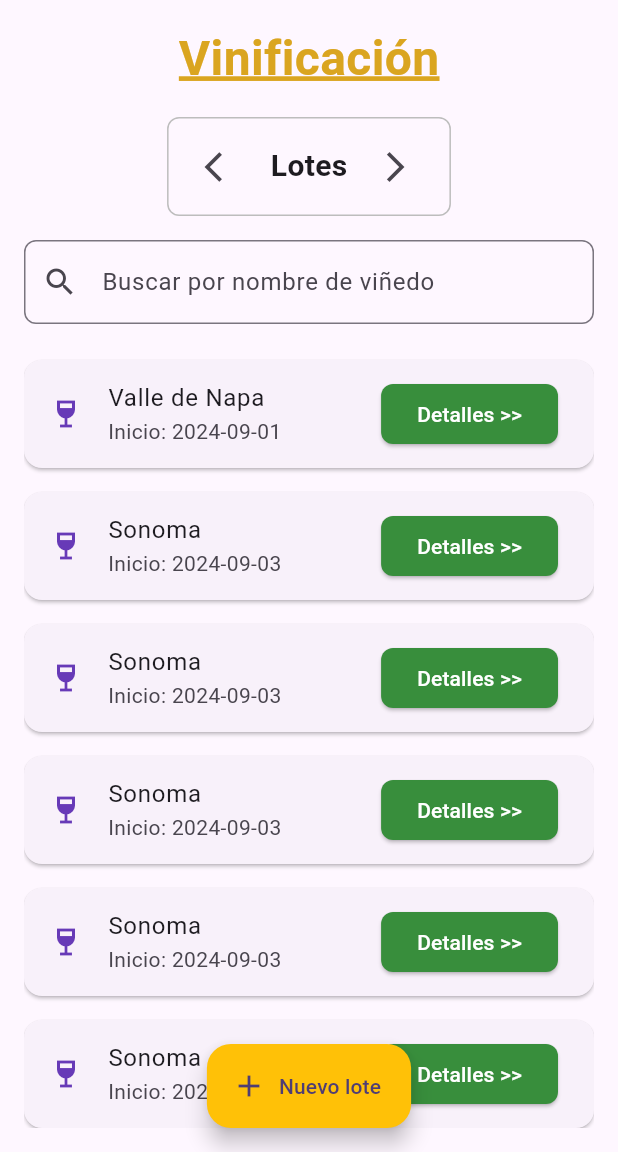
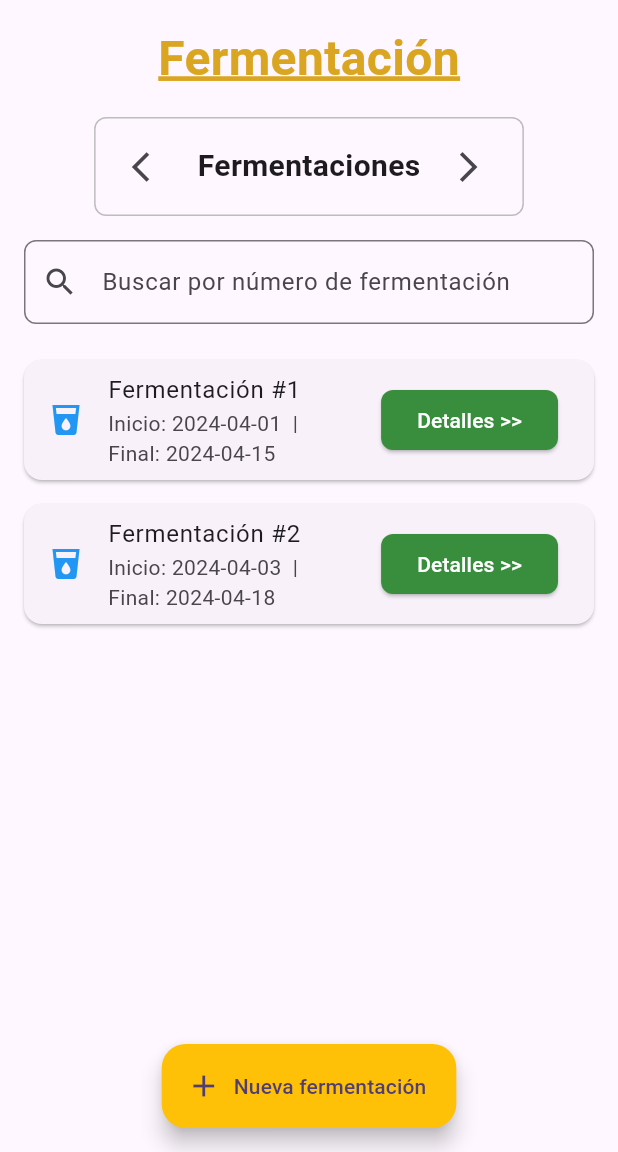
Before and after one commit to EventWine/EventWine-App, a Flutter app: the screen it shows after launch, on a phone screen of 412 x 824 dp, the part 84-1236 px from its top. Run offline on Flutter 3.47's test engine with Material 3 defaults, Android fonts, the phone set to English and light mode, and no system bars; our stand-ins replace shared_preferences.

Commit message:
feat: added fermentation page

```diff
--- /dev/null
+++ b/lib/feature/fermentacion/data/remote/fermentacion_model.dart
@@ -0,0 +1,25 @@
+class Fermentacion {
+  final int id;
+  final int loteId;
+  final String fechaInicio;
+  final String fechaFinal;
+  final double temperaturaMedia;
+  final double densidadInicial;
+  final double phInicial;
+  final double densidadFinal;
+  final double phFinal;
+  final double azucarResidual;
+
+  Fermentacion({
+    required this.id,
+    required this.loteId,
+    required this.fechaInicio,
+    required this.fechaFinal,
+    required this.temperaturaMedia,
+    required this.densidadInicial,
+    required this.phInicial,
+    required this.densidadFinal,
+    required this.phFinal,
+    required this.azucarResidual,
+  });
+}
--- /dev/null
+++ b/lib/feature/fermentacion/data/remote/fermentacion_service.dart
@@ -0,0 +1,33 @@
+import 'fermentacion_model.dart';
+
+class FermentacionService {
+  List<Fermentacion> obtenerFermentaciones() {
+    return [
+      Fermentacion(
+        id: 1,
+        loteId: 101,
+        fechaInicio: '2024-04-01',
+        fechaFinal: '2024-04-15',
+        temperaturaMedia: 22.5,
+        densidadInicial: 1.090,
+        phInicial: 3.4,
+        densidadFinal: 0.995,
+        phFinal: 3.2,
+        azucarResidual: 5.0,
+      ),
+      Fermentacion(
+        id: 2,
+        loteId: 102,
+        fechaInicio: '2024-04-03',
+        fechaFinal: '2024-04-18',
+        temperaturaMedia: 21.0,
+        densidadInicial: 1.085,
+        phInicial: 3.5,
+        densidadFinal: 0.998,
+        phFinal: 3.3,
+        azucarResidual: 4.5,
+      ),
+      // Puedes agregar más fermentaciones si quieres
+    ];
+  }
+}
--- /dev/null
+++ b/lib/feature/fermentacion/presentation/pages/fermentacion_page.dart
@@ -0,0 +1,196 @@
+import 'package:flutter/material.dart';
+import 'package:eventwine/feature/fermentacion/data/remote/fermentacion_service.dart';
+import 'package:eventwine/feature/fermentacion/data/remote/fermentacion_model.dart';
+
+class FermentacionPage extends StatefulWidget {
+  @override
+  _FermentacionPageState createState() => _FermentacionPageState();
+}
+
+class _FermentacionPageState extends State<FermentacionPage> {
+  final FermentacionService fermentacionService = FermentacionService();
+  List<Fermentacion> fermentaciones = [];
+  List<Fermentacion> fermentacionesFiltradas = [];
+  TextEditingController searchController = TextEditingController();
+
+  @override
+  void initState() {
+    super.initState();
+    fermentaciones = fermentacionService.obtenerFermentaciones();
+    fermentacionesFiltradas = fermentaciones;
+  }
+
+  void filtrarFermentaciones(String query) {
+    final resultados = fermentaciones.where((fermentacion) {
+      return fermentacion.id.toString().contains(query);
+    }).toList();
+
+    setState(() {
+      fermentacionesFiltradas = resultados;
+    });
+  }
+
+  @override
+  Widget build(BuildContext context) {
+    return Scaffold(
+      appBar: AppBar(
+        backgroundColor: const Color(0xFF743636),
+        elevation: 0,
+        centerTitle: true,
+        title: SizedBox(
+          height: 80,
+          child: Image.asset(
+            'assets/logo_eventwine.jpg',
+            fit: BoxFit.fitHeight,
+          ),
+        ),
+      ),
+      body: Padding(
+        padding: const EdgeInsets.all(16.0),
+        child: Column(
+          children: [
+            // Título principal
+            Column(
+              crossAxisAlignment: CrossAxisAlignment.start,
+              children: [
+                Text(
+                  'Fermentación',
+                  style: TextStyle(
+                    fontSize: 32,
+                    fontWeight: FontWeight.bold,
+                    color: Color(0xFFDAA520),
+                    decoration: TextDecoration.underline,
+                    decorationColor: Color(0xFFDAA520),
+                    decorationThickness: 2,
+                  ),
+                ),
+                const SizedBox(height: 16),
+              ],
+            ),
+
+            // Sección "Fermentaciones" con flechas
+            Container(
+              padding: const EdgeInsets.symmetric(horizontal: 12, vertical: 8),
+              decoration: BoxDecoration(
+                borderRadius: BorderRadius.circular(8),
+                border: Border.all(color: Colors.grey.shade400),
+              ),
+              child: Row(
+                mainAxisSize: MainAxisSize.min,
+                children: [
+                  IconButton(
+                    icon: const Icon(Icons.arrow_back_ios),
+                    onPressed: () {
+                      // Acción para página anterior
+                    },
+                  ),
+                  const SizedBox(width: 8),
+                  const Text(
+                    'Fermentaciones',
+                    style: TextStyle(
+                      fontSize: 20,
+                      fontWeight: FontWeight.w600,
+                    ),
+                  ),
+                  const SizedBox(width: 8),
+                  IconButton(
+                    icon: const Icon(Icons.arrow_forward_ios),
+                    onPressed: () {
+                      // Acción para página siguiente
+                    },
+                  ),
+                ],
+              ),
+            ),
+
+            const SizedBox(height: 16),
+
+            // Barra de búsqueda
+            TextField(
+              controller: searchController,
+              decoration: InputDecoration(
+                hintText: 'Buscar por número de fermentación',
+                prefixIcon: Icon(Icons.search),
+                border: OutlineInputBorder(
+                  borderRadius: BorderRadius.circular(8),
+                ),
+              ),
+              onChanged: filtrarFermentaciones,
+            ),
+
+            const SizedBox(height: 16),
+
+            // Lista de fermentaciones
+            Expanded(
+              child: ListView.builder(
+                itemCount: fermentacionesFiltradas.length,
+                itemBuilder: (context, index) {
+                  final fermentacion = fermentacionesFiltradas[index];
+                  return Card(
+                    margin: const EdgeInsets.symmetric(vertical: 8),
+                    child: ListTile(
+                      leading: const Icon(Icons.local_drink, color: Colors.blue),
+                      title: Text('Fermentación #${fermentacion.id}'),
+                      subtitle: Text('Inicio: ${fermentacion.fechaInicio}  |  Final: ${fermentacion.fechaFinal}'),
+                      trailing: ElevatedButton(
+                        style: ElevatedButton.styleFrom(
+                          backgroundColor: Colors.green.shade700,
+                          shape: RoundedRectangleBorder(
+                            borderRadius: BorderRadius.circular(8),
+                          ),
+                        ),
+                        child: const Text(
+                          'Detalles >>',
+                          style: TextStyle(color: Colors.white),
+                        ),
+                        onPressed: () {
+                          showDialog(
+                            context: context,
+                            builder: (context) => AlertDialog(
+                              title: const Text('Detalles de la Fermentación'),
+                              content: Column(
+                                mainAxisSize: MainAxisSize.min,
+                                crossAxisAlignment: CrossAxisAlignment.start,
+                                children: [
+                                  Text('ID: ${fermentacion.id}'),
+                                  Text('Lote ID: ${fermentacion.loteId}'),
+                                  Text('Fecha de Inicio: ${fermentacion.fechaInicio}'),
+                                  Text('Fecha Final: ${fermentacion.fechaFinal}'),
+                                  Text('Temperatura Media: ${fermentacion.temperaturaMedia} °C'),
+                                  Text('Densidad Inicial: ${fermentacion.densidadInicial}'),
+                                  Text('pH Inicial: ${fermentacion.phInicial}'),
+                                  Text('Densidad Final: ${fermentacion.densidadFinal}'),
+                                  Text('pH Final: ${fermentacion.phFinal}'),
+                                  Text('Azúcar Residual: ${fermentacion.azucarResidual} g/L'),
+                                ],
+                              ),
+                              actions: [
+                                TextButton(
+                                  child: const Text('Cerrar'),
+                                  onPressed: () => Navigator.pop(context),
+                                ),
+                              ],
+                            ),
+                          );
+                        },
+                      ),
+                    ),
+                  );
+                },
+              ),
+            ),
+          ],
+        ),
+      ),
+      floatingActionButtonLocation: FloatingActionButtonLocation.centerFloat,
+      floatingActionButton: FloatingActionButton.extended(
+        backgroundColor: Colors.amber,
+        onPressed: () {
+          // Acción para nueva fermentación
+        },
+        label: const Text('Nueva fermentación'),
+        icon: const Icon(Icons.add),
+      ),
+    );
+  }
+}
--- a/lib/main.dart
+++ b/lib/main.dart
@@ -4,6 +4,7 @@ import 'package:eventwine/feature/register_and_login/presentation/pages/login_pa
 import 'package:eventwine/feature/home/presentation/pages/home_page.dart';
 import 'package:eventwine/feature/home/presentation/pages/homewine_page.dart';
 import 'package:eventwine/feature/lote/presentation/pages/lote_page.dart';
+import 'package:eventwine/feature/fermentacion/presentation/pages/fermentacion_page.dart';
 
 void main() {
   runApp(const MyApp());
@@ -20,13 +21,14 @@ class MyApp extends StatelessWidget {
         colorScheme: ColorScheme.fromSeed(seedColor: Colors.deepPurple),
         useMaterial3: true,
       ),
-      initialRoute: '/lote',
+      initialRoute: '/fermentacion',
       routes: {
         '/login': (context) => const LoginPage(),
         '/register': (context) => RegisterPage(),
         '/home': (context) => HomePage(),
         '/home-wine': (context) => const HomeWinePage(),
         '/lote': (context) => LotePage(),
+        '/fermentacion': (context) => FermentacionPage(),
       },
     );
   }
```
